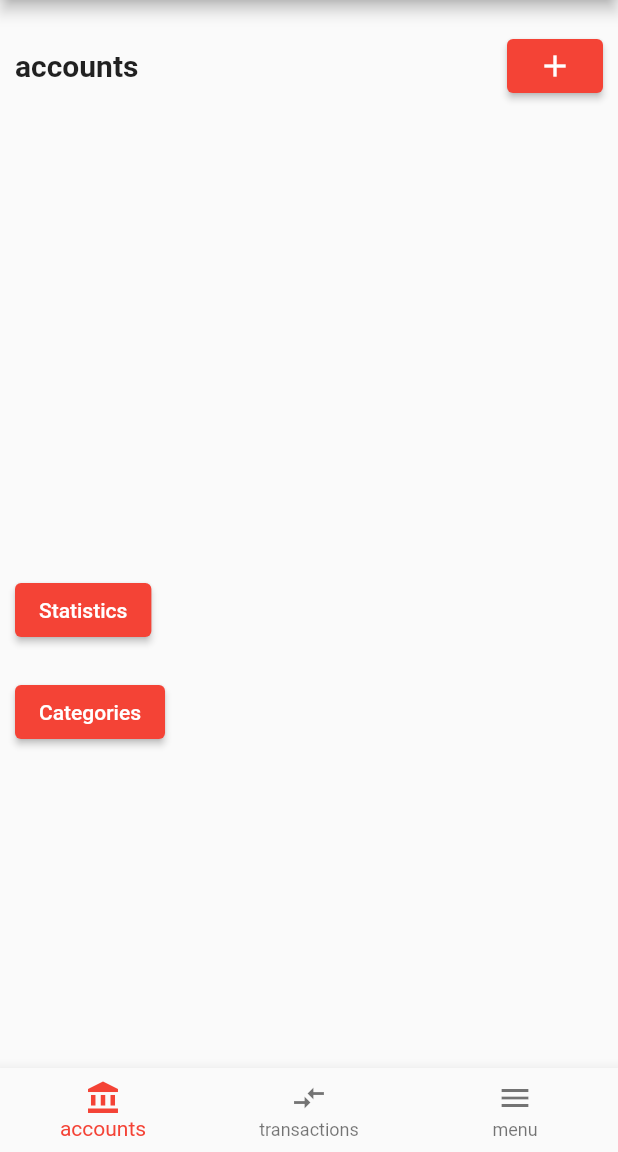
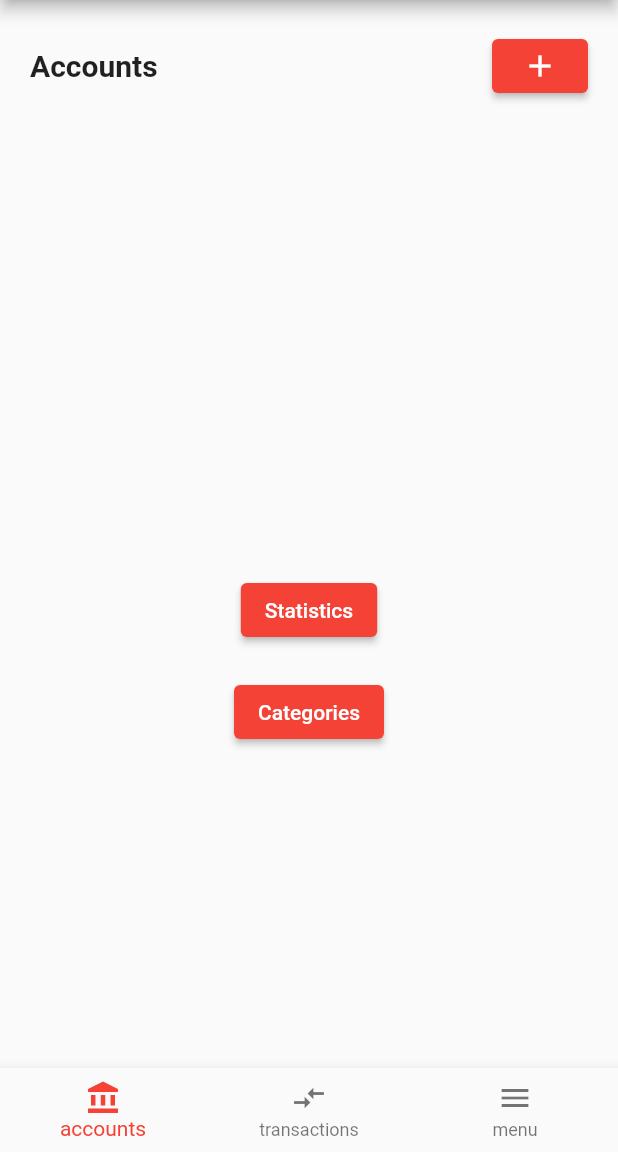
Before and after one commit to sdu-mp-21/cash-flow, a Flutter app: the Home screen opened directly, on a phone screen of 412 x 824 dp, the part 84-1236 px from its top. Run offline on Flutter 3.47's test engine with Material 2 defaults, Android fonts, the phone set to English and light mode, and no system bars; our stand-ins replace cloud_firestore, firebase_auth, firebase_core, syncfusion_flutter_charts; accounts and stored records are empty.

```diff
--- a/lib/controllers/controller.dart
+++ b/lib/controllers/controller.dart
@@ -45,10 +45,6 @@ class Controller {
     await services.updateTransaction(transaction, account, category);
   }
 
-  fire.CollectionReference<Map<String, dynamic>> getTransactions() {
-    return services.getTransactions();
-  }
-
   Stream<List<Transaction>> getTransactionsStream({Account? account}) {
     return services.getTransactionsStream(account: account);
   }
--- a/lib/main.dart
+++ b/lib/main.dart
@@ -17,9 +17,12 @@ void main() async {
 }
 
 class MyApp extends StatelessWidget {
-  const MyApp(
-      {Key? key, required this.signed, required this.email, required this.uid})
-      : super(key: key);
+  const MyApp({
+    Key? key,
+    required this.signed,
+    required this.email,
+    required this.uid,
+  }) : super(key: key);
   final bool signed;
   final String email;
   final String uid;
--- a/lib/repositories/repository.dart
+++ b/lib/repositories/repository.dart
@@ -12,7 +12,7 @@ abstract class Repository {
 
   createTransaction(Transaction transaction, Account account, Category category);
 
-  getTransactions();
+  // getTransactions();
 
   createCategory(Category category);
 
--- a/lib/services/service.dart
+++ b/lib/services/service.dart
@@ -45,10 +45,6 @@ class Service {
     await repositories.updateTransaction(transaction, account, category);
   }
 
-  fire.CollectionReference<Map<String, dynamic>> getTransactions() {
-    return repositories.getTransactions();
-  }
-
   Stream<List<Transaction>> getTransactionsStream({Account? account}) {
     return repositories.getTransactionsStream(account: account);
   }
--- a/lib/views/account/list.dart
+++ b/lib/views/account/list.dart
@@ -1,72 +1,49 @@
 import 'package:final_project/models/models.dart';
 import 'package:final_project/views/account/chart.dart';
-import 'package:final_project/views/account/creation.dart';
+import 'package:final_project/views/account/form.dart';
 import 'package:final_project/views/account/detail.dart';
 import 'package:flutter/material.dart';
 import 'package:final_project/provider.dart';
 import 'package:final_project/views/categories/list.dart';
 
-class AccountList extends StatefulWidget {
-  const AccountList({Key? key}) : super(key: key);
+class AccountsScreen extends StatefulWidget {
+  const AccountsScreen({Key? key}) : super(key: key);
 
   @override
-  _AccountListState createState() => _AccountListState();
+  _AccountsScreenState createState() => _AccountsScreenState();
 }
 
-class _AccountListState extends State<AccountList> {
+class _AccountsScreenState extends State<AccountsScreen> {
   @override
   Widget build(BuildContext context) {
-    final controller = Provider.of(context);
-    return Container(
-      padding: const EdgeInsets.symmetric(vertical: 20, horizontal: 10),
-      child: Column(
-        crossAxisAlignment: CrossAxisAlignment.start,
+    return Column(
+      mainAxisAlignment: MainAxisAlignment.start,
       children: [
         Row(
           mainAxisAlignment: MainAxisAlignment.spaceBetween,
           children: [
-              const Text('accounts',
+            const Text(
+              'Accounts',
               style: TextStyle(
                 fontWeight: FontWeight.bold,
                 fontSize: 20,
-                  )),
+              ),
+            ),
             ElevatedButton(
               onPressed: () {
                 Navigator.push(
                   context,
                   MaterialPageRoute(
-                        builder: (context) => const AccountCreation(),
+                    builder: (context) => const CreateAccountForm(),
                   ),
                 ).then((value) => setState(() {}));
               },
               child: const Icon(Icons.add),
-                  style: const ButtonStyle()),
+            ),
           ],
         ),
         const SizedBox(height: 20),
-          Container(
-            child: StreamBuilder(
-              stream: controller.getAccountsStream(),
-              builder: (BuildContext context,
-                  AsyncSnapshot<List<Account>> snapshot) {
-                if (!snapshot.hasData) {
-                  return const SizedBox.shrink();
-                }
-                final accounts = snapshot.data!;
-                final tiles =
-                    accounts.map((e) => _buildAccountTile(e)).toList();
-                return Container(
-                  // set the height to container, cause nester columns trigger overflow error
-                  height: MediaQuery.of(context).size.height / 3,
-                  child: ListView(
-                    children:
-                        ListTile.divideTiles(context: context, tiles: tiles)
-                            .toList(),
-                  ),
-                );
-              },
-            ),
-          ),
+        _buildAccountsList(),
         const SizedBox(height: 20),
         ElevatedButton(
             onPressed: () {
@@ -88,7 +65,29 @@ class _AccountListState extends State<AccountList> {
             },
             child: const Text('Categories')),
       ],
+    );
+  }
+
+  Widget _buildAccountsList() {
+    final controller = Provider.of(context);
+
+    return StreamBuilder(
+      stream: controller.getAccountsStream(),
+      builder: (BuildContext context, AsyncSnapshot<List<Account>> snapshot) {
+        if (!snapshot.hasData) {
+          return const SizedBox.shrink();
+        }
+        final accounts = snapshot.data!;
+        final tiles = accounts.map((e) => _buildAccountTile(e)).toList();
+        return SizedBox(
+          // set the height to container, cause nester columns trigger overflow error
+          height: MediaQuery.of(context).size.height / 3,
+          child: ListView(
+            children:
+                ListTile.divideTiles(context: context, tiles: tiles).toList(),
           ),
+        );
+      },
     );
   }
 
--- a/lib/views/home.dart
+++ b/lib/views/home.dart
@@ -16,15 +16,22 @@ class _HomeState extends State<Home> {
 
   final _navBarItems = <BottomNavigationBarItem>[
     const BottomNavigationBarItem(
-        icon: Icon(Icons.account_balance), label: 'accounts'),
+      icon: Icon(Icons.account_balance),
+      label: 'accounts',
+    ),
     const BottomNavigationBarItem(
-        icon: Icon(Icons.compare_arrows), label: 'transactions'),
-    const BottomNavigationBarItem(icon: Icon(Icons.menu), label: 'menu'),
+      icon: Icon(Icons.compare_arrows),
+      label: 'transactions',
+    ),
+    const BottomNavigationBarItem(
+      icon: Icon(Icons.menu),
+      label: 'menu',
+    ),
   ];
 
   final _routes = <Widget>[
-    const AccountList(),
-    const TransactionList(),
+    const AccountsScreen(),
+    const TransactionsScreen(),
     const MenuScreen(),
   ];
 
@@ -34,7 +41,10 @@ class _HomeState extends State<Home> {
       appBar: AppBar(
         title: const Text('CashFlow'),
       ),
-      body: _routes[_currentIndex],
+      body: Padding(
+        child: _routes[_currentIndex],
+        padding: const EdgeInsets.all(20.0),
+      ),
       bottomNavigationBar: BottomNavigationBar(
         items: _navBarItems,
         currentIndex: _currentIndex,
```
Also changed, not shown: lib/repositories/firebase_repository.dart (+16 -12 lines), lib/views/account/creation.dart (deleted, +0 -66 lines), lib/views/account/detail.dart (+22 -71 lines), lib/views/account/form.dart (added, +79 -0 lines), lib/views/categories/form.dart (renamed from lib/views/categories/creation.dart, +23 -10 lines), lib/views/categories/list.dart (+5 -6 lines), lib/views/login_screen.dart (+22 -24 lines), lib/views/menu_screen.dart (+3 -8 lines), lib/views/transaction/list.dart (+10 -12 lines). Lines whose indentation alone changed are shown as unchanged.
